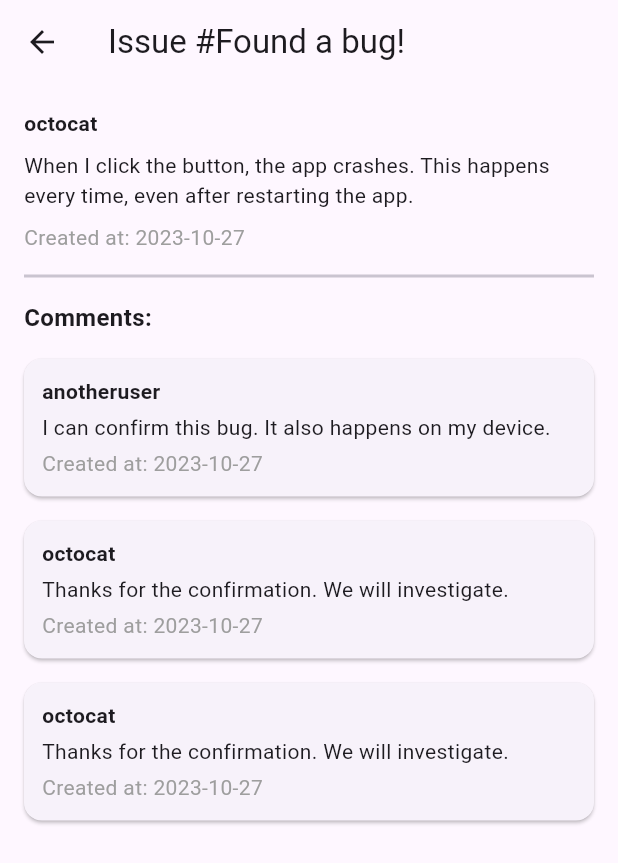
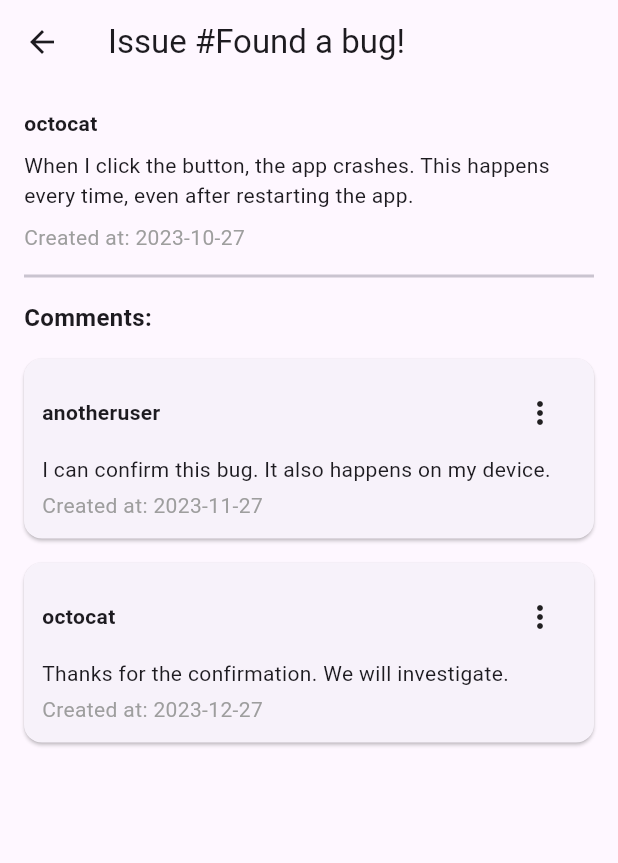
Before and after one commit to LOVELESSG/github_search_flutter, a Flutter app: the IssueDetail screen opened directly, on a phone screen of 412 x 824 dp. Shown: the top 863 px of the screen. Run offline on Flutter 3.47's test engine with Material 3 defaults, Android fonts, the phone set to English and light mode, and no system bars; missing offline and left inert: flutter_quill.

Commit message:
add edit comment screen

```diff
--- a/lib/issue_detail.dart
+++ b/lib/issue_detail.dart
@@ -1,6 +1,7 @@
 import 'package:flutter/material.dart';
+import 'package:github_search_flutter/edit_comment.dart';
 
-class IssueDetail extends StatelessWidget {
+class IssueDetail extends StatefulWidget {
   final Map<String, dynamic> issue = {
     'author': 'octocat',
     'title': 'Found a bug!',
@@ -9,42 +10,65 @@ class IssueDetail extends StatelessWidget {
     'created_at': '2023-10-27T10:00:00Z',
   };
 
-  final List<Map<String, dynamic>> comments = [
+  final List<Map<String, dynamic>> initialComments = [
     {
+      'id': 1,
       'author': 'anotheruser',
       'body': 'I can confirm this bug. It also happens on my device.',
-      'created_at': '2023-10-27T12:00:00Z',
+      'created_at': '2023-11-27T12:00:00Z',
     },
     {
+      'id': 2,
       'author': 'octocat',
       'body': 'Thanks for the confirmation. We will investigate.',
-      'created_at': '2023-10-27T14:00:00Z',
-    },
-    {
-      'author': 'octocat',
-      'body': 'Thanks for the confirmation. We will investigate.',
-      'created_at': '2023-10-27T14:00:00Z',
+      'created_at': '2023-12-27T14:00:00Z',
     },
   ];
 
   @override
+  State<IssueDetail> createState() => _IssueDetailState();
+}
+
+class _IssueDetailState extends State<IssueDetail> {
+  late List<Map<String, dynamic>> comments;
+
+  @override
+  void initState() {
+    super.initState();
+    comments = List.from(widget.initialComments);
+  }
+
+  void _deleteComment(int id) {
+    setState(() {
+      comments.removeWhere((comment) => comment['id'] == id);
+    });
+  }
+
+  void _editComment(Map<String, dynamic> comment) {
+    Navigator.push(
+      context,
+      MaterialPageRoute(builder: (context) => EditComment()),
+    );
+  }
+
+  @override
   Widget build(BuildContext context) {
     return Scaffold(
-      appBar: AppBar(title: Text('Issue #${issue['title']}')),
+      appBar: AppBar(title: Text('Issue #${widget.issue['title']}')),
       body: SingleChildScrollView(
         padding: EdgeInsets.all(16.0),
         child: Column(
           crossAxisAlignment: CrossAxisAlignment.start,
           children: <Widget>[
             Text(
-              '${issue['author']}',
+              '${widget.issue['author']}',
               style: TextStyle(fontWeight: FontWeight.bold),
             ),
             SizedBox(height: 8.0),
-            Text(issue['body']),
+            Text(widget.issue['body']),
             SizedBox(height: 8.0),
             Text(
-              'Created at: ${DateTime.parse(issue['created_at']).toLocal().toString().split(' ').first}',
+              'Created at: ${DateTime.parse(widget.issue['created_at']).toLocal().toString().split(' ').first}',
               style: TextStyle(color: Colors.grey),
             ),
             Divider(height: 32.0, thickness: 2.0),
@@ -56,35 +80,11 @@ class IssueDetail extends StatelessWidget {
             Column(
               children:
                   comments.map((comment) {
-                    return SizedBox(
-                      width: double.infinity,
-                      child: Card(
-                        margin: EdgeInsets.symmetric(vertical: 8.0),
-                        child: Padding(
-                          padding: EdgeInsets.all(12.0),
-                          child: Column(
-                            crossAxisAlignment: CrossAxisAlignment.start,
-                            children: [
-                              Column(
-                                crossAxisAlignment: CrossAxisAlignment.start,
-                                children: <Widget>[
-                                  Text(
-                                    '${comment['author']}',
-                                    style: TextStyle(fontWeight: FontWeight.bold),
-                                  ),
-                                  SizedBox(height: 4.0),
-                                  Text(comment['body']),
-                                  SizedBox(height: 4.0),
-                                  Text(
-                                    'Created at: ${DateTime.parse(issue['created_at']).toLocal().toString().split(' ').first}',
-                                    style: TextStyle(color: Colors.grey),
-                                  ),
-                                ],
-                              ),
-                            ],
-                          ),
-                        ),
-                      ),
+                    return CommentItem(
+                      key: ValueKey(comment['id']),
+                      comment: comment,
+                      onDelete: () => _deleteComment(comment['id']),
+                      onEdit: () => _editComment(comment),
                     );
                   }).toList(),
             ),
@@ -94,3 +94,70 @@ class IssueDetail extends StatelessWidget {
     );
   }
 }
+
+class CommentItem extends StatelessWidget {
+  final Map<String, dynamic> comment;
+  final VoidCallback onDelete;
+  final VoidCallback onEdit;
+
+  const CommentItem({
+    Key? key,
+    required this.comment,
+    required this.onDelete,
+    required this.onEdit,
+  }) : super(key: key);
+
+  @override
+  Widget build(BuildContext context) {
+    return SizedBox(
+      width: double.infinity,
+      child: Card(
+        margin: EdgeInsets.symmetric(vertical: 8.0),
+        child: Padding(
+          padding: EdgeInsets.all(12.0),
+          child: Column(
+            crossAxisAlignment: CrossAxisAlignment.start,
+            children: <Widget>[
+              Row(
+                mainAxisAlignment: MainAxisAlignment.spaceBetween,
+                children: [
+                  Text(
+                    '${comment['author']}',
+                    style: TextStyle(fontWeight: FontWeight.bold),
+                  ),
+                  PopupMenuButton<String>(
+                    onSelected: (value) {
+                      if (value == 'delete') {
+                        onDelete();
+                      } else if (value == 'edit') {
+                        onEdit();
+                      }
+                    },
+                    itemBuilder:
+                        (BuildContext context) => <PopupMenuItem<String>>[
+                          const PopupMenuItem<String>(
+                            value: 'delete',
+                            child: Text('Delete'),
+                          ),
+                          const PopupMenuItem<String>(
+                            value: 'edit',
+                            child: Text('Edit'),
+                          ),
+                        ],
+                  ),
+                ],
+              ),
+              SizedBox(height: 4.0),
+              Text(comment['body']),
+              SizedBox(height: 4.0),
+              Text(
+                'Created at: ${DateTime.parse(comment['created_at']).toLocal().toString().split(' ').first}',
+                style: TextStyle(color: Colors.grey),
+              ),
+            ],
+          ),
+        ),
+      ),
+    );
+  }
+}
```
Also changed, not shown: lib/edit_comment.dart (+72 -0 lines).
